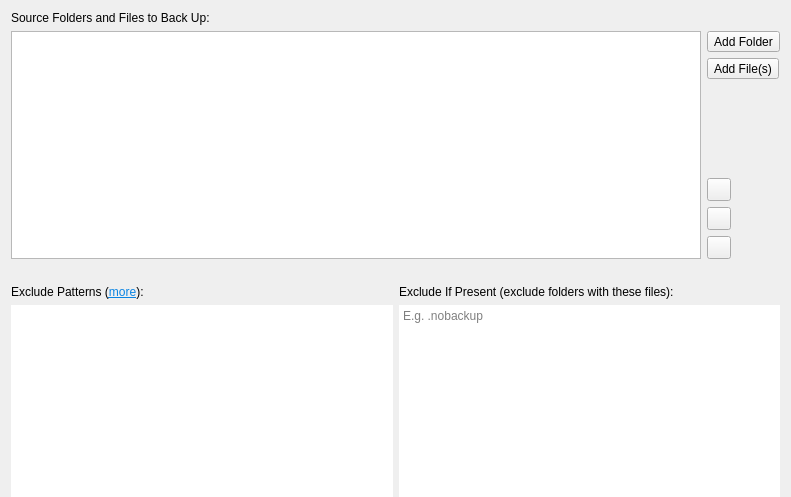
Qt form src/vorta/assets/UI/sourcetab.ui (borgbase/vorta) before a commit.
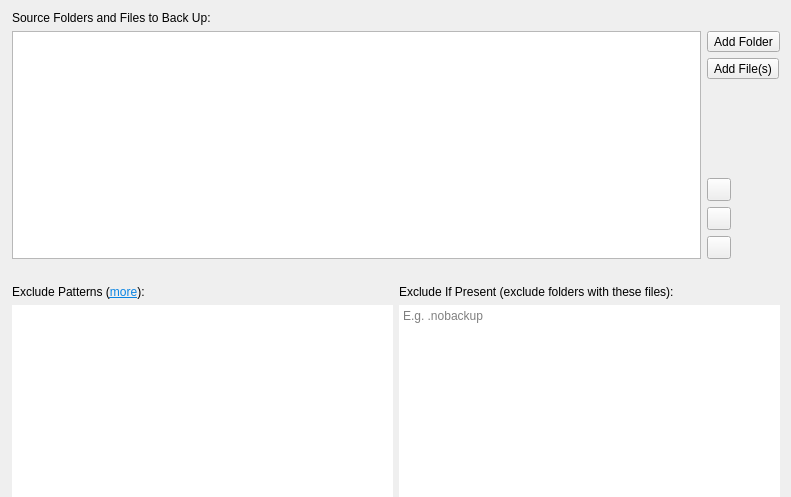
The same form after that commit.

Commit message: Add right margin

Diff of the .ui file:
```diff
--- a/src/vorta/assets/UI/sourcetab.ui
+++ b/src/vorta/assets/UI/sourcetab.ui
@@ -14,6 +14,9 @@
    <string>Form</string>
   </property>
   <layout class="QVBoxLayout" name="verticalLayout_2">
+   <property name="leftMargin">
+    <number>12</number>
+   </property>
    <property name="bottomMargin">
     <number>0</number>
    </property>
```
The commit also changes 4 other files.
